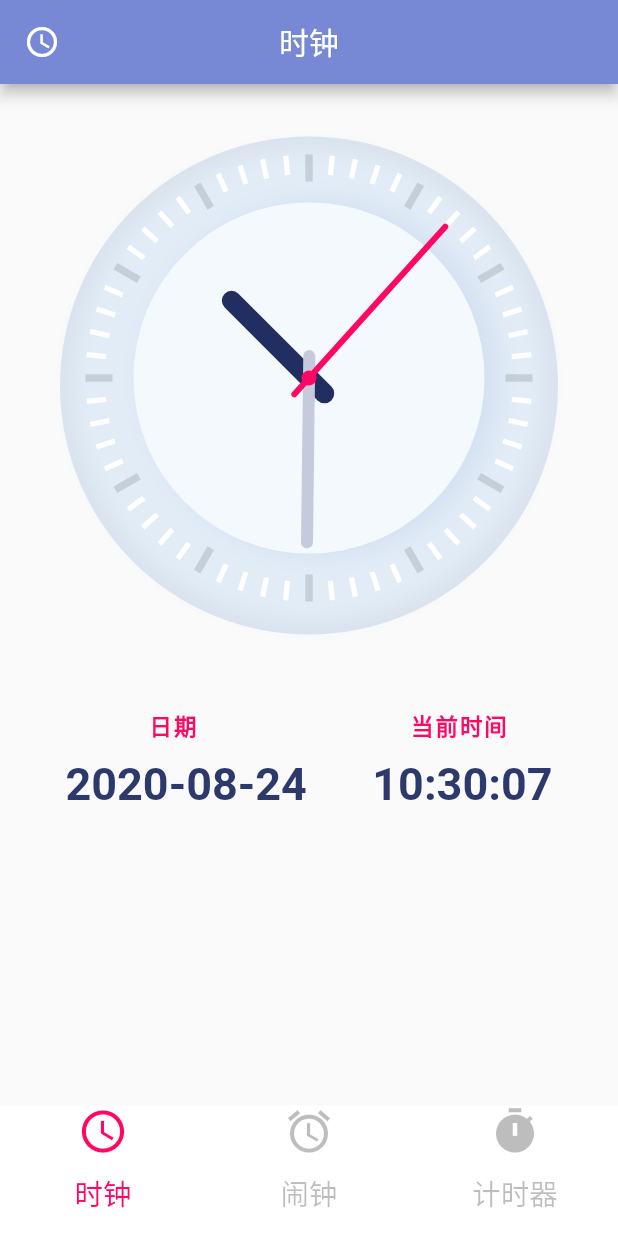
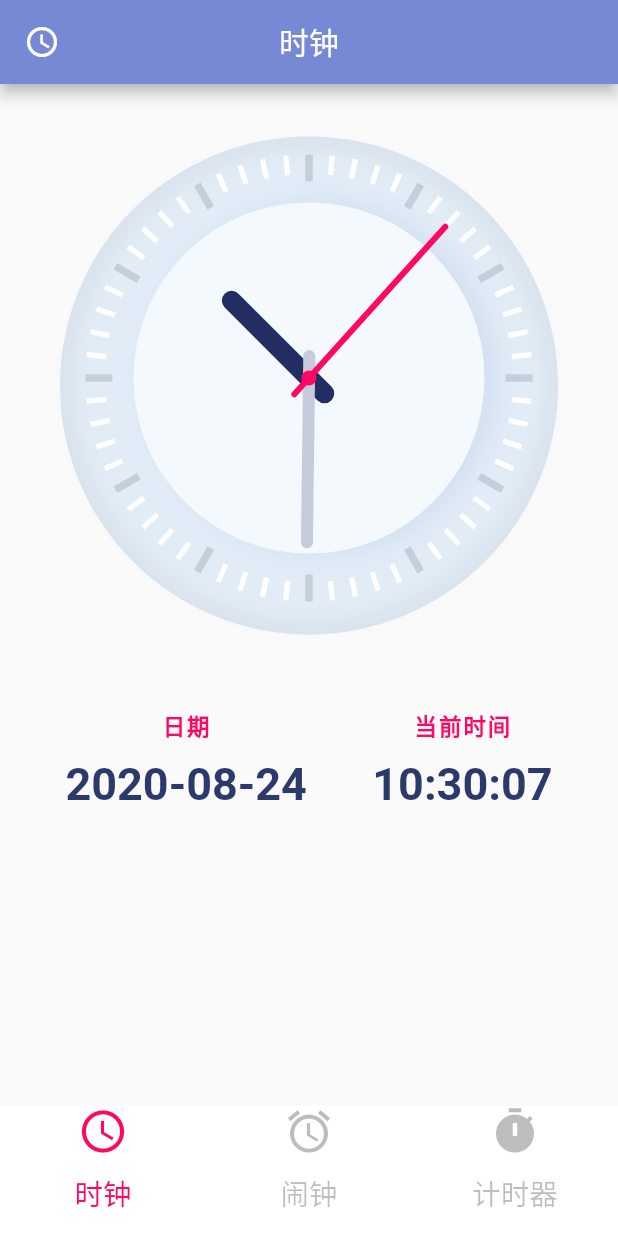
Before and after one commit to PerryPro/techtrainingcamp-client-7, a Flutter app: the screen it shows after launch, on a phone screen of 412 x 824 dp. Run offline on Flutter 3.47's test engine with Material 2 defaults, Android fonts, the light colour scheme and no system bars; our stand-ins replace audioplayers, flutter_screenutil, shared_preferences.

Commit message:
optimize text

```diff
--- a/ClockApp-Merge/lib/clock/clock.dart
+++ b/ClockApp-Merge/lib/clock/clock.dart
@@ -162,10 +162,10 @@ class _NumClock extends State<NumClock> with AutomaticKeepAliveClientMixin{
           mainAxisAlignment: MainAxisAlignment.spaceEvenly,
           children: <Widget>[
             Column(
-              crossAxisAlignment: CrossAxisAlignment.start,
+              crossAxisAlignment: CrossAxisAlignment.center,
               children: <Widget>[
                 Text(
-                  "\t\t\t\t\t\t\t\t\t  日期",
+                  "日期",
                   style: TextStyle(
                       color: Color(0xffff0863),
                       fontSize: 15,
@@ -185,10 +185,10 @@ class _NumClock extends State<NumClock> with AutomaticKeepAliveClientMixin{
               ],
             ),
             Column(
-              crossAxisAlignment: CrossAxisAlignment.start,
+              crossAxisAlignment: CrossAxisAlignment.center,
               children: <Widget>[
                 Text(
-                  "\t\t\t  当前时间",
+                  "当前时间",
                   style: TextStyle(
                       color: Color(0xffff0863),
                       fontSize: 15,
```
